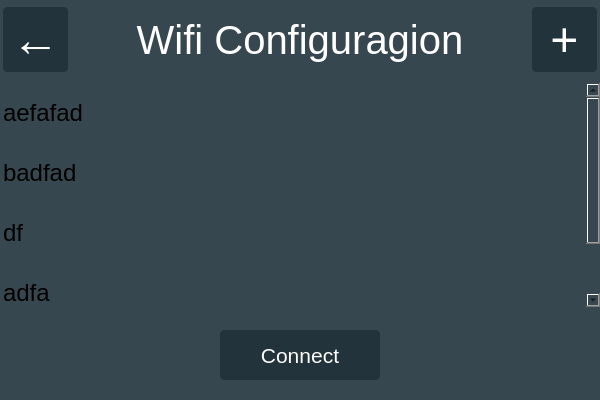
This is DMM/wificonfigdialog.ui in mickyTwenty/DMM as Qt 5 draws it before an edit. The edited form follows.
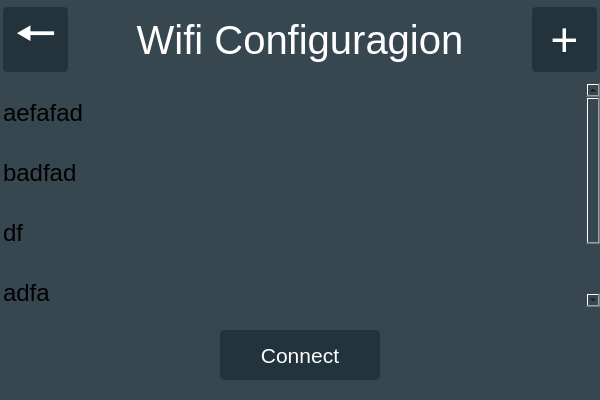
This is the edited form.

What changed in the file:
```diff
--- a/DMM/wificonfigdialog.ui
+++ b/DMM/wificonfigdialog.ui
@@ -88,7 +88,7 @@
 }</string>
        </property>
        <property name="text">
-        <string>←</string>
+        <string>🠔</string>
        </property>
       </widget>
      </item>
```
Left out of the diff: 2 changed lines with no effect on the pictures.
